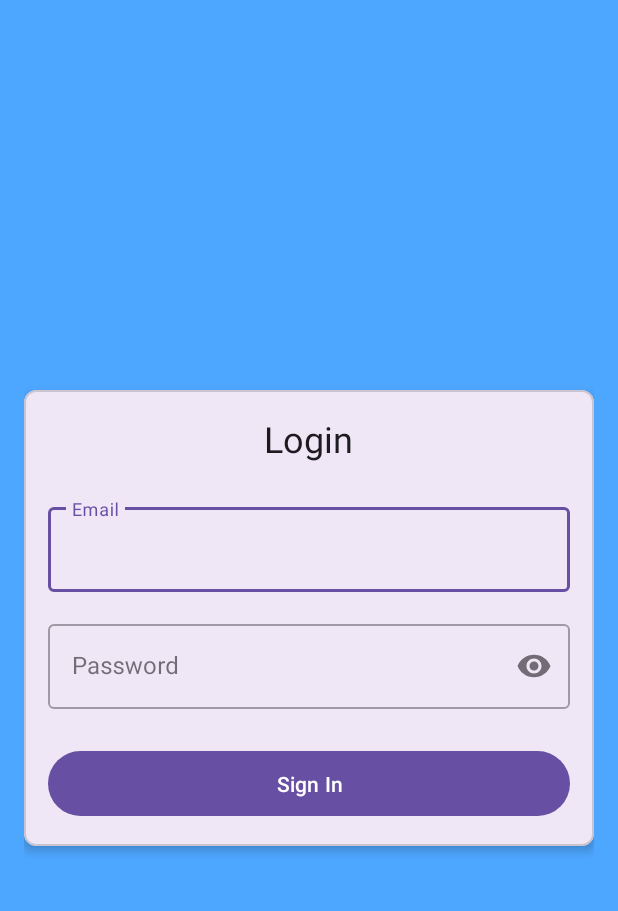
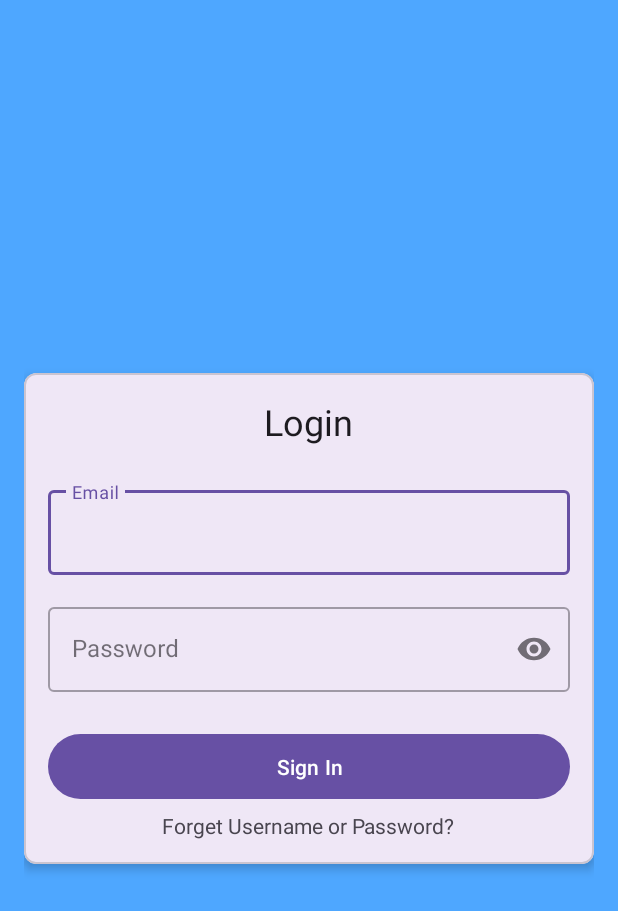
Before and after one commit to algokelvin-373/ShoppingYuk, an Android app: the screen it shows after launch (LoginActivity), on a phone screen of 412 x 824 dp. Shown: the top 911 px of the screen. Run offline under Robolectric (Android 15) with nearby library versions, the phone set to English and light mode, and no system bars; our stand-ins replace Dagger/Hilt's generated code, Room's generated code, data binding; 3 statements that could not run were skipped.

```diff
--- a/app/src/main/java/com/algokelvin/shoppingyuk/domain/repository/LoginRepository.kt
+++ b/app/src/main/java/com/algokelvin/shoppingyuk/domain/repository/LoginRepository.kt
@@ -10,4 +10,5 @@ interface LoginRepository {
     suspend fun login(login: Login): Resource<Token>
     suspend fun getUser(login: Login): ResponseResults<User>
     suspend fun getUserFromDB(id: Int): User
+    suspend fun forgetUserAndOrPass(): String
 }
--- /dev/null
+++ b/app/src/main/java/com/algokelvin/shoppingyuk/domain/usecase/login/ForgetUserPasswordUseCase.kt
@@ -0,0 +1,7 @@
+package com.algokelvin.shoppingyuk.domain.usecase.login
+
+import com.algokelvin.shoppingyuk.domain.repository.LoginRepository
+
+class ForgetUserPasswordUseCase(private val loginRepository: LoginRepository) {
+    suspend fun execute(): String = loginRepository.forgetUserAndOrPass()
+}
--- a/app/src/main/java/com/algokelvin/shoppingyuk/presentation/di/core/UseCaseModule.kt
+++ b/app/src/main/java/com/algokelvin/shoppingyuk/presentation/di/core/UseCaseModule.kt
@@ -16,6 +16,7 @@ import com.algokelvin.shoppingyuk.domain.usecase.profile.GetProfileFromDBUseCase
 import com.algokelvin.shoppingyuk.domain.usecase.login.GetProfileUseCase
 import com.algokelvin.shoppingyuk.domain.usecase.login.LoginUseCase
 import com.algokelvin.shoppingyuk.domain.usecase.cart.UpdateCountProductInCartUseCase
+import com.algokelvin.shoppingyuk.domain.usecase.login.ForgetUserPasswordUseCase
 import dagger.Module
 import dagger.Provides
 
@@ -75,4 +76,9 @@ class UseCaseModule {
     fun provideCheckoutUseCase(cartRepository: CartRepository): CheckoutUseCase {
         return CheckoutUseCase(cartRepository)
     }
+
+    @Provides
+    fun provideForgetUserPasswordUse(loginRepository: LoginRepository): ForgetUserPasswordUseCase {
+        return ForgetUserPasswordUseCase(loginRepository)
+    }
 }
--- a/app/src/main/java/com/algokelvin/shoppingyuk/presentation/di/login/LoginModule.kt
+++ b/app/src/main/java/com/algokelvin/shoppingyuk/presentation/di/login/LoginModule.kt
@@ -1,5 +1,6 @@
 package com.algokelvin.shoppingyuk.presentation.di.login
 
+import com.algokelvin.shoppingyuk.domain.usecase.login.ForgetUserPasswordUseCase
 import com.algokelvin.shoppingyuk.domain.usecase.login.GetProfileUseCase
 import com.algokelvin.shoppingyuk.domain.usecase.login.LoginUseCase
 import com.algokelvin.shoppingyuk.presentation.login.LoginViewModelFactory
@@ -13,5 +14,6 @@ class LoginModule {
     fun provideLoginViewModelFactory(
         loginUseCase: LoginUseCase,
         getProfileUseCase: GetProfileUseCase,
-    ): LoginViewModelFactory = LoginViewModelFactory(loginUseCase, getProfileUseCase)
+        forgetUserPasswordUseCase: ForgetUserPasswordUseCase,
+    ): LoginViewModelFactory = LoginViewModelFactory(loginUseCase, getProfileUseCase, forgetUserPasswordUseCase)
 }
--- a/app/src/main/java/com/algokelvin/shoppingyuk/presentation/login/LoginActivity.kt
+++ b/app/src/main/java/com/algokelvin/shoppingyuk/presentation/login/LoginActivity.kt
@@ -45,6 +45,13 @@ class LoginActivity : AppCompatActivity() {
 
             binding.btnLogin.setOnClickListener {
                 initLogin()
+            }
+
+            // Action Forget User or Pass
+            binding.txtForgetUserPass.setOnClickListener {
+                loginViewModel.forgetUserPass().observe(this) { message ->
+                    Toast.makeText(this, message, Toast.LENGTH_SHORT).show()
+                }
             }
         }
     }
--- a/app/src/main/java/com/algokelvin/shoppingyuk/presentation/login/LoginViewModel.kt
+++ b/app/src/main/java/com/algokelvin/shoppingyuk/presentation/login/LoginViewModel.kt
@@ -4,6 +4,7 @@ import androidx.lifecycle.ViewModel
 import androidx.lifecycle.liveData
 import com.algokelvin.shoppingyuk.data.model.user.Login
 import com.algokelvin.shoppingyuk.data.model.user.Token
+import com.algokelvin.shoppingyuk.domain.usecase.login.ForgetUserPasswordUseCase
 import com.algokelvin.shoppingyuk.domain.usecase.login.GetProfileUseCase
 import com.algokelvin.shoppingyuk.domain.usecase.login.LoginUseCase
 import com.algokelvin.shoppingyuk.utils.Resource
@@ -11,6 +12,7 @@ import com.algokelvin.shoppingyuk.utils.Resource
 class LoginViewModel(
     private val loginUseCase: LoginUseCase,
     private val getProfileUseCase: GetProfileUseCase,
+    private val forgetUserPasswordUseCase: ForgetUserPasswordUseCase,
 ): ViewModel() {
 
 
@@ -34,4 +36,9 @@ class LoginViewModel(
         val profile = getProfileUseCase.execute(login)
         emit(profile)
     }
+
+    fun forgetUserPass() = liveData {
+        val forget = forgetUserPasswordUseCase.execute()
+        emit(forget)
+    }
 }
--- a/app/src/main/java/com/algokelvin/shoppingyuk/presentation/login/LoginViewModelFactory.kt
+++ b/app/src/main/java/com/algokelvin/shoppingyuk/presentation/login/LoginViewModelFactory.kt
@@ -2,6 +2,7 @@ package com.algokelvin.shoppingyuk.presentation.login
 
 import androidx.lifecycle.ViewModel
 import androidx.lifecycle.ViewModelProvider
+import com.algokelvin.shoppingyuk.domain.usecase.login.ForgetUserPasswordUseCase
 import com.algokelvin.shoppingyuk.domain.usecase.login.GetProfileUseCase
 import com.algokelvin.shoppingyuk.domain.usecase.login.LoginUseCase
 
@@ -9,8 +10,9 @@ import com.algokelvin.shoppingyuk.domain.usecase.login.LoginUseCase
 class LoginViewModelFactory(
     private val loginUseCase: LoginUseCase,
     private val getProfileUseCase: GetProfileUseCase,
+    private val forgetUserPasswordUseCase: ForgetUserPasswordUseCase,
 ): ViewModelProvider.Factory {
     override fun <T : ViewModel> create(modelClass: Class<T>): T {
-        return LoginViewModel(loginUseCase, getProfileUseCase) as T
+        return LoginViewModel(loginUseCase, getProfileUseCase, forgetUserPasswordUseCase) as T
     }
 }
--- a/app/src/main/res/layout/activity_login.xml
+++ b/app/src/main/res/layout/activity_login.xml
@@ -74,6 +74,14 @@
                     android:padding="12dp"
                     android:text="@string/sign_in" />
 
+                <TextView
+                    android:id="@+id/txt_forget_user_pass"
+                    android:layout_marginTop="4dp"
+                    android:text="Forget Username or Password?"
+                    android:layout_gravity="center"
+                    android:layout_width="wrap_content"
+                    android:layout_height="wrap_content"/>
+
             </LinearLayout>
 
         </com.google.android.material.card.MaterialCardView>
```
Also changed, not shown: app/src/main/java/com/algokelvin/shoppingyuk/data/repository/login/LoginRepositoryImpl.kt (+7 -0 lines).
